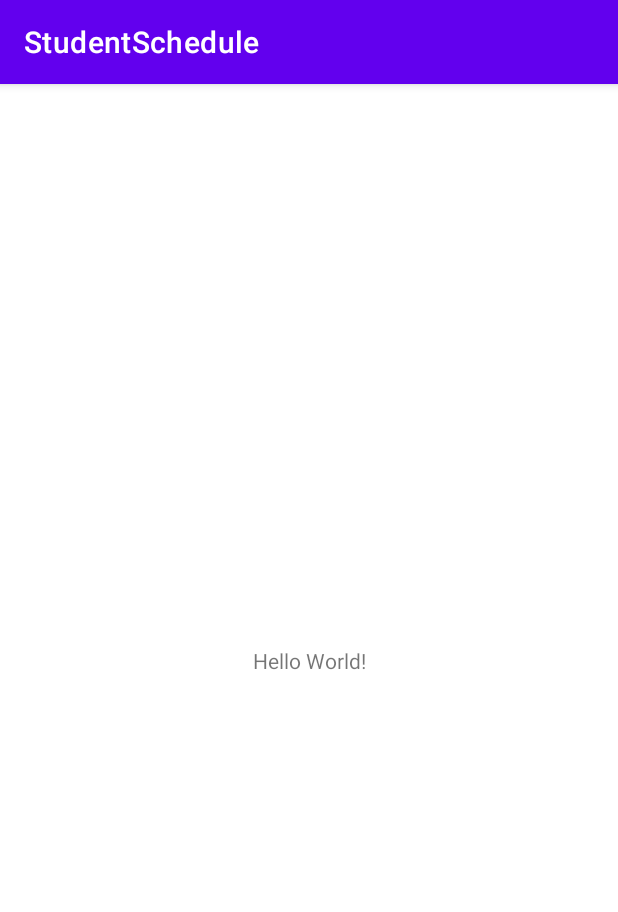
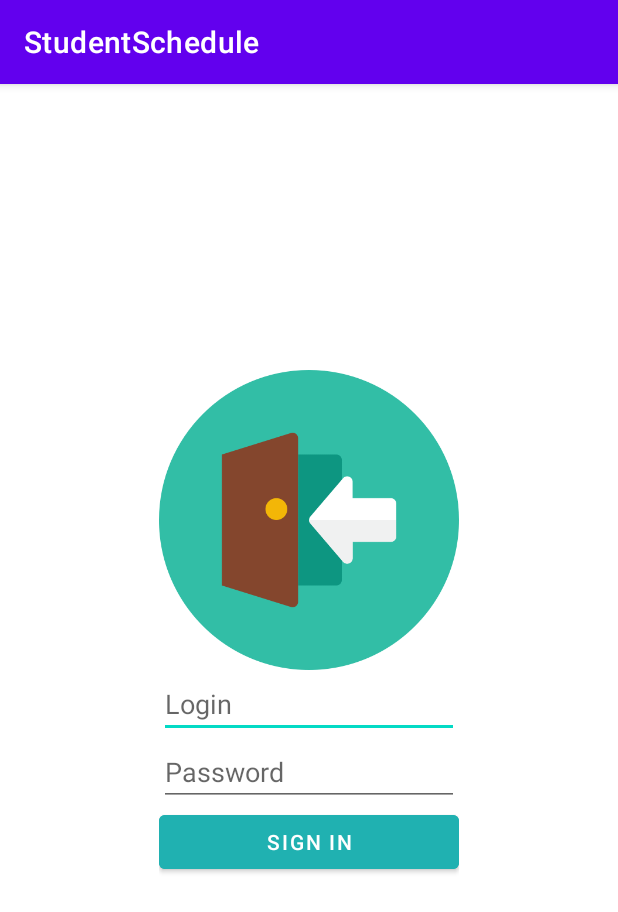
Before and after one commit to Vagonchek/studentschedule, an Android app: the screen it shows after launch (MainActivity before the commit, CActivityLogin after it), on a phone screen of 412 x 824 dp. Shown: the top 912 px of the screen. Run offline under Robolectric (Android 15) with nearby library versions, the phone set to English and light mode, and no system bars.

Commit message:
Дочерние окна.

```diff
--- a/app/build.gradle
+++ b/app/build.gradle
@@ -29,6 +29,10 @@ android {
     kotlinOptions {
         jvmTarget = '1.8'
     }
+
+    buildFeatures {
+        viewBinding = true
+    }
 }
 
 dependencies {
--- /dev/null
+++ b/app/src/main/java/com/example/studentschedule/CActivityLogin.kt
@@ -0,0 +1,27 @@
+package com.example.studentschedule
+
+import android.content.Intent
+import androidx.appcompat.app.AppCompatActivity
+import android.os.Bundle
+import com.example.studentschedule.databinding.ActivityLoginBinding
+
+class CActivityLogin : AppCompatActivity() {
+
+    private lateinit var binding: ActivityLoginBinding
+
+    override fun onCreate(savedInstanceState: Bundle?) {
+        super.onCreate(savedInstanceState)
+        binding = ActivityLoginBinding.inflate(layoutInflater)
+        val view = binding.root
+        setContentView(view)
+
+        binding.btLogin.setOnClickListener {
+            //binding.pbLogin.visibility = View.VISIBLE
+            var intent = Intent(this, CActivityMenu::class.java);
+            intent.putExtra("LOGIN",binding.etLogin.text.toString())
+
+            startActivity(intent)
+
+        }
+    }
+}
--- a/app/src/main/java/com/example/studentschedule/MainActivity.kt
+++ /dev/null
@@ -1,11 +0,0 @@
-package com.example.studentschedule
-
-import androidx.appcompat.app.AppCompatActivity
-import android.os.Bundle
-
-class MainActivity : AppCompatActivity() {
-    override fun onCreate(savedInstanceState: Bundle?) {
-        super.onCreate(savedInstanceState)
-        setContentView(R.layout.activity_main)
-    }
-}
--- /dev/null
+++ b/app/src/main/res/layout/activity_login.xml
@@ -0,0 +1,75 @@
+<?xml version="1.0" encoding="utf-8"?>
+<androidx.appcompat.widget.LinearLayoutCompat xmlns:android="http://schemas.android.com/apk/res/android"
+    xmlns:app="http://schemas.android.com/apk/res-auto"
+    xmlns:tools="http://schemas.android.com/tools"
+    android:layout_width="match_parent"
+    android:layout_height="match_parent"
+    tools:context=".CActivityLogin"
+    android:orientation="horizontal">
+
+    <TextView
+        android:layout_width="0dp"
+        android:layout_height="wrap_content"
+        android:layout_weight="1"
+        android:text="" />
+
+    <LinearLayout
+        android:layout_width="wrap_content"
+        android:layout_height="match_parent"
+        android:orientation="vertical">
+
+        <TextView
+            android:layout_width="wrap_content"
+            android:layout_height="0dp"
+            android:layout_weight="1"
+            android:text="" />
+
+        <ImageView
+            android:id="@+id/imageView"
+            android:layout_width="200dp"
+            android:layout_height="200dp"
+            android:src="@mipmap/login1" />
+
+        <EditText
+            android:id="@+id/etLogin"
+            android:layout_width="match_parent"
+            android:layout_height="wrap_content"
+            android:inputType="text"
+            android:hint="Login"/>
+
+        <EditText
+            android:id="@+id/etPassword"
+            android:layout_width="match_parent"
+            android:layout_height="wrap_content"
+            android:inputType="textPassword"
+            android:hint="Password" />
+
+        <Button
+            android:id="@+id/btLogin"
+            android:layout_width="match_parent"
+            android:layout_height="wrap_content"
+            android:backgroundTint="#20B1B1"
+            android:text="@string/Login" />
+
+        <ProgressBar
+            android:id="@+id/pbLogin"
+            style="@android:style/Widget.ProgressBar.Inverse"
+            android:layout_width="match_parent"
+            android:layout_height="wrap_content"
+            android:visibility="invisible" />
+
+        <TextView
+            android:layout_width="wrap_content"
+            android:layout_height="0dp"
+            android:layout_weight="1"
+            android:text=""/>
+
+    </LinearLayout>
+
+    <TextView
+        android:layout_width="wrap_content"
+        android:layout_height="wrap_content"
+        android:layout_weight="1"
+        android:text="" />
+
+</androidx.appcompat.widget.LinearLayoutCompat>
--- a/app/src/main/res/layout/activity_main.xml
+++ b/app/src/main/res/layout/activity_student_info.xml
@@ -4,15 +4,15 @@
     xmlns:tools="http://schemas.android.com/tools"
     android:layout_width="match_parent"
     android:layout_height="match_parent"
-    tools:context=".MainActivity">
+    tools:context=".CActivityStudentInfo">
 
-    <TextView
+    <Button
+        android:id="@+id/button2"
         android:layout_width="wrap_content"
         android:layout_height="wrap_content"
-        android:text="Hello World!"
+        android:text="Save"
         app:layout_constraintBottom_toBottomOf="parent"
-        app:layout_constraintLeft_toLeftOf="parent"
-        app:layout_constraintRight_toRightOf="parent"
+        app:layout_constraintEnd_toEndOf="parent"
+        app:layout_constraintStart_toStartOf="parent"
         app:layout_constraintTop_toTopOf="parent" />
-
 </androidx.constraintlayout.widget.ConstraintLayout>
--- a/app/src/main/res/values/strings.xml
+++ b/app/src/main/res/values/strings.xml
@@ -1,3 +1,4 @@
 <resources>
     <string name="app_name">StudentSchedule</string>
+    <string name="Login">Sign In</string>
 </resources>
```
Also changed, not shown: app/src/main/AndroidManifest.xml (+7 -1 lines), app/src/main/java/com/example/studentschedule/CActivityMenu.kt (added, +42 -0 lines), app/src/main/java/com/example/studentschedule/CActivityStudentInfo.kt (added, +24 -0 lines), app/src/main/res/layout/activity_menu.xml (added, +28 -0 lines), app/src/main/res/mipmap-xxhdpi/login.png (added), app/src/main/res/mipmap-xxhdpi/login1.png (added), 1 other file.
